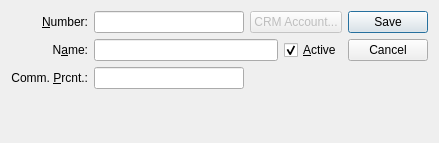
Above: guiclient/salesRep.ui from Pegasus-RPG/xtuple-client before the change. Below: the same form after it.
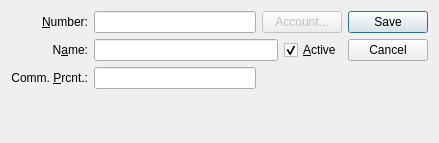
That is the form after the change. Custom widgets are drawn as their Qt base class.

The edit to the form file:
```diff
--- a/guiclient/salesRep.ui
+++ b/guiclient/salesRep.ui
@@ -108,7 +108,7 @@
       <bool>false</bool>
      </property>
      <property name="text">
-      <string>CRM Account...</string>
+      <string>Account...</string>
      </property>
     </widget>
    </item>
```
